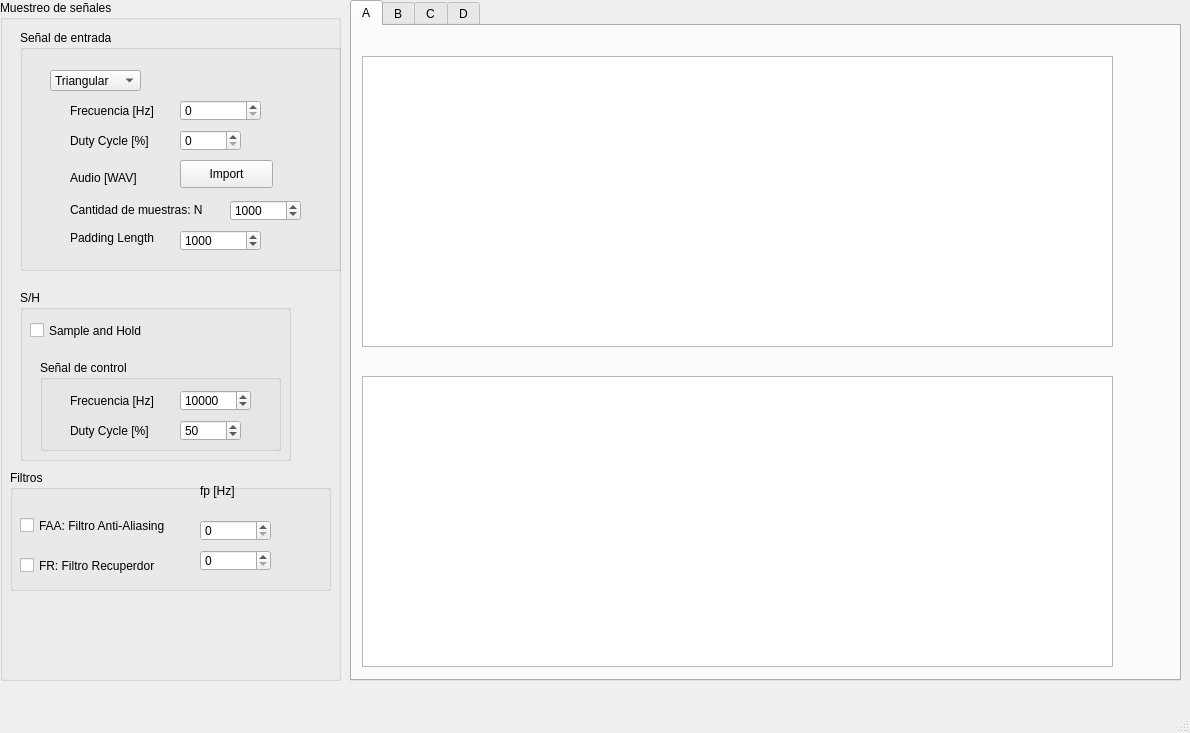
This is qt_gui.ui in agussolari/assd_tp1_gui as Qt 5 draws it before an edit. The edited form follows.
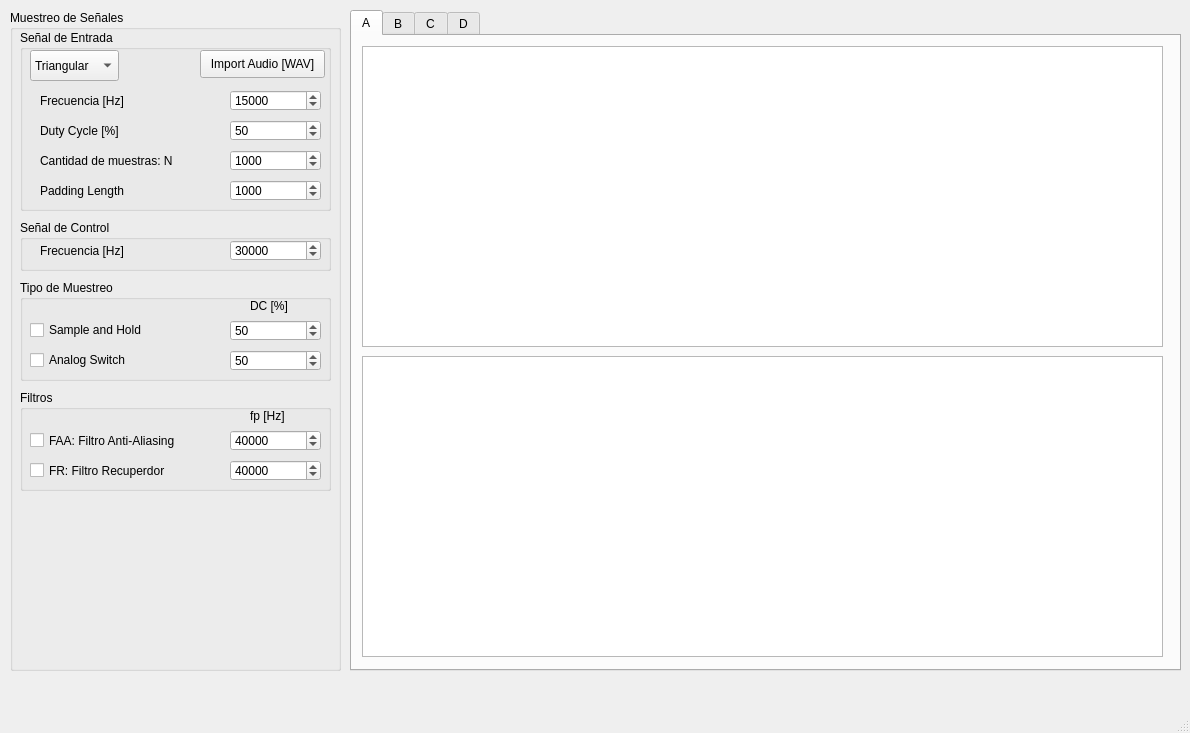
This is the edited form. Custom widgets are drawn as their Qt base class.

Commit message: Separo los tipos de muestreo

Patch:
```diff
--- a/qt_gui.ui
+++ b/qt_gui.ui
@@ -18,9 +18,9 @@
     <property name="geometry">
      <rect>
       <x>350</x>
-      <y>0</y>
+      <y>10</y>
       <width>831</width>
-      <height>681</height>
+      <height>661</height>
      </rect>
     </property>
     <property name="currentIndex">
@@ -37,9 +37,9 @@
       <property name="geometry">
        <rect>
         <x>10</x>
-        <y>30</y>
-        <width>751</width>
-        <height>291</height>
+        <y>10</y>
+        <width>801</width>
+        <height>301</height>
        </rect>
       </property>
      </widget>
@@ -47,9 +47,9 @@
       <property name="geometry">
        <rect>
         <x>10</x>
-        <y>350</y>
-        <width>751</width>
-        <height>291</height>
+        <y>320</y>
+        <width>801</width>
+        <height>301</height>
        </rect>
       </property>
      </widget>
@@ -73,34 +73,37 @@
    <widget class="QGroupBox" name="box_centralBox">
     <property name="geometry">
      <rect>
-      <x>0</x>
-      <y>0</y>
-      <width>341</width>
-      <height>681</height>
+      <x>10</x>
+      <y>10</y>
+      <width>331</width>
+      <height>661</height>
      </rect>
     </property>
     <property name="title">
-     <string>Muestreo de señales</string>
+     <string>Muestreo de Señales</string>
+    </property>
+    <property name="checkable">
+     <bool>false</bool>
     </property>
     <widget class="QGroupBox" name="box_inputSignals">
      <property name="geometry">
       <rect>
-       <x>20</x>
-       <y>30</y>
-       <width>321</width>
-       <height>241</height>
+       <x>10</x>
+       <y>20</y>
+       <width>311</width>
+       <height>181</height>
       </rect>
      </property>
      <property name="title">
-      <string>Señal de entrada</string>
+      <string>Señal de Entrada</string>
      </property>
      <widget class="QComboBox" name="box_typeInputSignal">
       <property name="geometry">
        <rect>
-        <x>30</x>
-        <y>40</y>
-        <width>91</width>
-        <height>21</height>
+        <x>10</x>
+        <y>20</y>
+        <width>89</width>
+        <height>31</height>
        </rect>
       </property>
       <property name="currentIndex">
@@ -130,9 +133,9 @@
      <widget class="QLabel" name="label_frecInputSignal">
       <property name="geometry">
        <rect>
-        <x>50</x>
-        <y>70</y>
-        <width>91</width>
+        <x>20</x>
+        <y>60</y>
+        <width>90</width>
         <height>21</height>
        </rect>
       </property>
@@ -143,22 +146,25 @@
      <widget class="QSpinBox" name="spin_frecInputSignal">
       <property name="geometry">
        <rect>
-        <x>160</x>
-        <y>70</y>
-        <width>81</width>
+        <x>210</x>
+        <y>60</y>
+        <width>91</width>
         <height>21</height>
        </rect>
       </property>
       <property name="maximum">
        <number>100000</number>
       </property>
+      <property name="value">
+       <number>15000</number>
+      </property>
      </widget>
      <widget class="QLabel" name="label_frecInputDuty">
       <property name="geometry">
        <rect>
-        <x>50</x>
-        <y>100</y>
-        <width>91</width>
+        <x>20</x>
+        <y>90</y>
+        <width>85</width>
         <height>21</height>
        </rect>
       </property>
@@ -169,15 +175,18 @@
      <widget class="QSpinBox" name="spin_dutyInputSignal">
       <property name="geometry">
        <rect>
-        <x>160</x>
-        <y>100</y>
-        <width>61</width>
+        <x>210</x>
+        <y>90</y>
+        <width>91</width>
         <height>21</height>
        </rect>
       </property>
       <property name="maximum">
        <number>100</number>
       </property>
+      <property name="value">
+       <number>50</number>
+      </property>
      </widget>
      <widget class="QPushButton" name="import_button">
       <property name="enabled">
@@ -185,14 +194,14 @@
       </property>
       <property name="geometry">
        <rect>
-        <x>160</x>
-        <y>130</y>
-        <width>93</width>
+        <x>180</x>
+        <y>20</y>
+        <width>125</width>
         <height>28</height>
        </rect>
       </property>
       <property name="text">
-       <string>Import</string>
+       <string>Import Audio [WAV]</string>
       </property>
       <property name="checkable">
        <bool>false</bool>
@@ -207,25 +216,12 @@
        <bool>false</bool>
       </property>
      </widget>
-     <widget class="QLabel" name="label">
-      <property name="geometry">
-       <rect>
-        <x>50</x>
-        <y>140</y>
-        <width>81</width>
-        <height>16</height>
-       </rect>
-      </property>
-      <property name="text">
-       <string>Audio [WAV]</string>
-      </property>
-     </widget>
      <widget class="QSpinBox" name="spin_samplesInputSignal">
       <property name="geometry">
        <rect>
         <x>210</x>
-        <y>170</y>
-        <width>71</width>
+        <y>120</y>
+        <width>91</width>
         <height>21</height>
        </rect>
       </property>
@@ -242,10 +238,10 @@
      <widget class="QLabel" name="label_samplesInputSignal">
       <property name="geometry">
        <rect>
-        <x>50</x>
-        <y>170</y>
-        <width>151</width>
-        <height>20</height>
+        <x>20</x>
+        <y>120</y>
+        <width>142</width>
+        <height>21</height>
        </rect>
       </property>
       <property name="text">
@@ -255,10 +251,10 @@
      <widget class="QLabel" name="label_paddingLength">
       <property name="geometry">
        <rect>
-        <x>50</x>
-        <y>200</y>
-        <width>131</width>
-        <height>16</height>
+        <x>20</x>
+        <y>150</y>
+        <width>87</width>
+        <height>21</height>
        </rect>
       </property>
       <property name="text">
@@ -268,9 +264,9 @@
      <widget class="QSpinBox" name="spin_paddingLength">
       <property name="geometry">
        <rect>
-        <x>160</x>
-        <y>200</y>
-        <width>81</width>
+        <x>210</x>
+        <y>150</y>
+        <width>91</width>
         <height>21</height>
        </rect>
       </property>
@@ -288,107 +284,94 @@
     <widget class="QGroupBox" name="box_sampleHold">
      <property name="geometry">
       <rect>
-       <x>20</x>
-       <y>290</y>
-       <width>271</width>
-       <height>171</height>
+       <x>10</x>
+       <y>270</y>
+       <width>311</width>
+       <height>101</height>
       </rect>
      </property>
      <property name="title">
-      <string>S/H</string>
+      <string>Tipo de Muestreo</string>
      </property>
      <widget class="QCheckBox" name="check_sampleHold">
       <property name="geometry">
        <rect>
         <x>10</x>
-        <y>30</y>
-        <width>141</width>
-        <height>21</height>
+        <y>40</y>
+        <width>124</width>
+        <height>20</height>
        </rect>
       </property>
       <property name="text">
        <string>Sample and Hold</string>
       </property>
      </widget>
-     <widget class="QGroupBox" name="box_controlSignal">
+     <widget class="QSpinBox" name="spin_dutyControlSignalSH">
       <property name="geometry">
        <rect>
-        <x>20</x>
+        <x>210</x>
+        <y>40</y>
+        <width>91</width>
+        <height>21</height>
+       </rect>
+      </property>
+      <property name="maximum">
+       <number>100</number>
+      </property>
+      <property name="value">
+       <number>50</number>
+      </property>
+     </widget>
+     <widget class="QLabel" name="label_dutyControlSignalSH">
+      <property name="geometry">
+       <rect>
+        <x>230</x>
+        <y>15</y>
+        <width>42</width>
+        <height>21</height>
+       </rect>
+      </property>
+      <property name="text">
+       <string>DC [%]</string>
+      </property>
+     </widget>
+     <widget class="QCheckBox" name="check_analogSwitch">
+      <property name="geometry">
+       <rect>
+        <x>10</x>
         <y>70</y>
-        <width>241</width>
-        <height>91</height>
+        <width>108</width>
+        <height>20</height>
        </rect>
       </property>
-      <property name="title">
-       <string>Señal de control</string>
+      <property name="text">
+       <string>Analog Switch</string>
       </property>
-      <widget class="QLabel" name="label_frecControlSignal">
-       <property name="geometry">
-        <rect>
-         <x>30</x>
-         <y>30</y>
-         <width>91</width>
-         <height>21</height>
-        </rect>
-       </property>
-       <property name="text">
-        <string>Frecuencia [Hz]</string>
-       </property>
-      </widget>
-      <widget class="QSpinBox" name="spin_frecControlSignal">
-       <property name="geometry">
-        <rect>
-         <x>140</x>
-         <y>30</y>
-         <width>71</width>
-         <height>21</height>
-        </rect>
-       </property>
-       <property name="maximum">
-        <number>1000000</number>
-       </property>
-       <property name="value">
-        <number>10000</number>
-       </property>
-      </widget>
-      <widget class="QLabel" name="label_dutyControlSignal">
-       <property name="geometry">
-        <rect>
-         <x>30</x>
-         <y>60</y>
-         <width>91</width>
-         <height>21</height>
-        </rect>
-       </property>
-       <property name="text">
-        <string>Duty Cycle [%]</string>
-       </property>
-      </widget>
-      <widget class="QSpinBox" name="spin_dutyControlSignal">
-       <property name="geometry">
-        <rect>
-         <x>140</x>
-         <y>60</y>
-         <width>61</width>
-         <height>21</height>
-        </rect>
-       </property>
-       <property name="maximum">
-        <number>100</number>
-       </property>
-       <property name="value">
-        <number>50</number>
-       </property>
-      </widget>
+     </widget>
+     <widget class="QSpinBox" name="spin_dutyControlSignalAS">
+      <property name="geometry">
+       <rect>
+        <x>210</x>
+        <y>70</y>
+        <width>91</width>
+        <height>21</height>
+       </rect>
+      </property>
+      <property name="maximum">
+       <number>100</number>
+      </property>
+      <property name="value">
+       <number>50</number>
+      </property>
      </widget>
     </widget>
     <widget class="QGroupBox" name="box_filters">
      <property name="geometry">
       <rect>
        <x>10</x>
-       <y>470</y>
-       <width>321</width>
-       <height>121</height>
+       <y>380</y>
+       <width>311</width>
+       <height>101</height>
       </rect>
      </property>
      <property name="title">
@@ -399,8 +382,8 @@
        <rect>
         <x>10</x>
         <y>40</y>
-        <width>171</width>
-        <height>31</height>
+        <width>163</width>
+        <height>21</height>
        </rect>
       </property>
       <property name="text">
@@ -417,9 +400,9 @@
       <property name="geometry">
        <rect>
         <x>10</x>
-        <y>80</y>
-        <width>171</width>
-        <height>31</height>
+        <y>70</y>
+        <width>150</width>
+        <height>21</height>
        </rect>
       </property>
       <property name="text">
@@ -429,9 +412,9 @@
      <widget class="QLabel" name="label_2">
       <property name="geometry">
        <rect>
-        <x>190</x>
-        <y>10</y>
-        <width>41</width>
+        <x>230</x>
+        <y>15</y>
+        <width>39</width>
         <height>21</height>
        </rect>
       </property>
@@ -442,27 +425,75 @@
      <widget class="QSpinBox" name="spin_freqFAA">
       <property name="geometry">
        <rect>
-        <x>190</x>
-        <y>50</y>
-        <width>71</width>
+        <x>210</x>
+        <y>40</y>
+        <width>91</width>
         <height>21</height>
        </rect>
       </property>
       <property name="maximum">
        <number>1000000</number>
       </property>
+      <property name="value">
+       <number>40000</number>
+      </property>
      </widget>
      <widget class="QSpinBox" name="spin_freqFR">
       <property name="geometry">
        <rect>
-        <x>190</x>
-        <y>80</y>
-        <width>71</width>
+        <x>210</x>
+        <y>70</y>
+        <width>91</width>
         <height>21</height>
        </rect>
       </property>
       <property name="maximum">
        <number>1000000</number>
+      </property>
+      <property name="value">
+       <number>40000</number>
+      </property>
+     </widget>
+    </widget>
+    <widget class="QGroupBox" name="box_controlSignal">
+     <property name="geometry">
+      <rect>
+       <x>10</x>
+       <y>210</y>
+       <width>311</width>
+       <height>51</height>
+      </rect>
+     </property>
+     <property name="title">
+      <string>Señal de Control</string>
+     </property>
+     <widget class="QLabel" name="label_frecControlSignal">
+      <property name="geometry">
+       <rect>
+        <x>20</x>
+        <y>20</y>
+        <width>90</width>
+        <height>21</height>
+       </rect>
+      </property>
+      <property name="text">
+       <string>Frecuencia [Hz]</string>
+      </property>
+     </widget>
+     <widget class="QSpinBox" name="spin_frecControlSignal">
+      <property name="geometry">
+       <rect>
+        <x>210</x>
+        <y>20</y>
+        <width>91</width>
+        <height>21</height>
+       </rect>
+      </property>
+      <property name="maximum">
+       <number>1000000</number>
+      </property>
+      <property name="value">
+       <number>30000</number>
       </property>
      </widget>
     </widget>
```
The commit also changes 8 other files.
